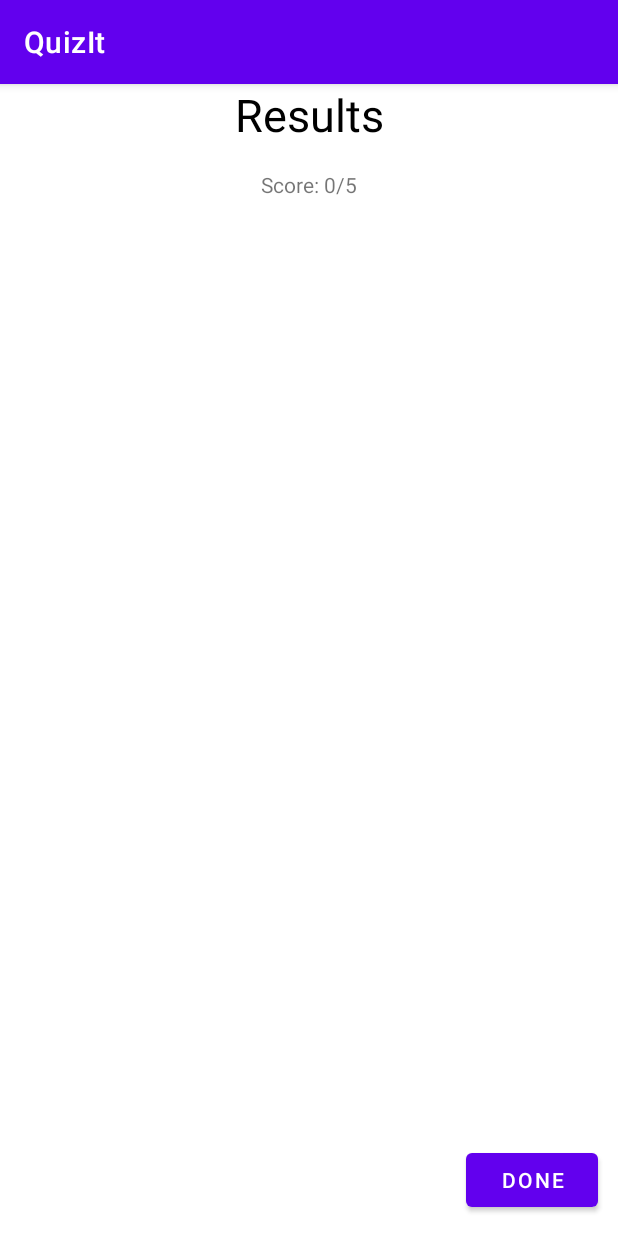
After one commit to Adrian-Mok15/QuizIt, an Android app: the ResultsActivity screen opened directly, with no data from a screen before it, on a phone screen of 412 x 824 dp. The commit adds this screen. Run offline under Robolectric (Android 15) with nearby library versions, the phone set to English and light mode, and no system bars; 1 statement that could not run was skipped.

Commit message:
Quiz results page, settings page

```diff
--- a/app/src/main/AndroidManifest.xml
+++ b/app/src/main/AndroidManifest.xml
@@ -13,7 +13,9 @@
         android:roundIcon="@mipmap/ic_launcher_round"
         android:supportsRtl="true"
         android:theme="@style/Theme.QuizIt">
-        <activity android:name=".DetailActivity"></activity>
+        <activity android:name=".SettingsActivity"></activity>
+        <activity android:name=".ResultsActivity" />
+        <activity android:name=".DetailActivity" />
         <activity android:name=".RegisterActivity" />
         <activity android:name=".LoginActivity">
             <intent-filter>
--- /dev/null
+++ b/app/src/main/java/com/example/quizit/ResultAdapter.java
@@ -0,0 +1,68 @@
+package com.example.quizit;
+
+import android.content.Context;
+import android.view.LayoutInflater;
+import android.view.View;
+import android.view.ViewGroup;
+import android.widget.TextView;
+
+import androidx.annotation.NonNull;
+import androidx.recyclerview.widget.RecyclerView;
+
+import java.util.ArrayList;
+
+public class ResultAdapter extends RecyclerView.Adapter<ResultAdapter.ViewHolder> {
+
+    private Context context;
+    private ArrayList<String> questions;
+    private ArrayList<String> selected;
+    private ArrayList<String> correct;
+
+    public ResultAdapter(Context context, ArrayList<String> questions, ArrayList<String> selected, ArrayList<String> correct) {
+        this.context = context;
+        this.questions = questions;
+        this.selected = selected;
+        this.correct = correct;
+    }
+
+    @NonNull
+    @Override
+    public ViewHolder onCreateViewHolder(@NonNull ViewGroup parent, int viewType) {
+        View view = LayoutInflater.from(context).inflate(R.layout.item_result, parent, false);
+        return new ViewHolder(view);
+    }
+
+    @Override
+    public void onBindViewHolder(@NonNull ViewHolder holder, int position) {
+        String question = questions.get(position);
+        String select = selected.get(position);
+        String corr = correct.get(position);
+        holder.bind(question, select, corr);
+    }
+
+
+    @Override
+    public int getItemCount() {
+        return questions.size();
+    }
+
+    class ViewHolder extends RecyclerView.ViewHolder{
+
+        private TextView tvQuestion;
+        private TextView tvSelected;
+        private TextView tvCorrect;
+
+        public ViewHolder(@NonNull View itemView) {
+            super(itemView);
+            tvQuestion = itemView.findViewById(R.id.tvQuestion);
+            tvSelected = itemView.findViewById(R.id.tvSelected);
+            tvCorrect = itemView.findViewById(R.id.tvCorrect);
+        }
+
+        public void bind(String question, String select, String corr) {
+            tvQuestion.setText("Question: " + question);
+            tvSelected.setText("Selected Answer: " + select);
+            tvCorrect.setText("Correct Answer: " + corr);
+        }
+    }
+}
--- /dev/null
+++ b/app/src/main/java/com/example/quizit/ResultsActivity.java
@@ -0,0 +1,55 @@
+package com.example.quizit;
+
+import androidx.appcompat.app.AppCompatActivity;
+import androidx.recyclerview.widget.LinearLayoutManager;
+import androidx.recyclerview.widget.RecyclerView;
+
+import android.content.Intent;
+import android.os.Bundle;
+import android.util.Log;
+import android.view.View;
+import android.widget.Button;
+import android.widget.TextView;
+
+import org.w3c.dom.Text;
+
+import java.util.ArrayList;
+
+public class ResultsActivity extends AppCompatActivity {
+
+    public static final String TAG = "ResultsActivity";
+    private Button btnDone;
+    private TextView tvScore;
+    private RecyclerView rvResults;
+    protected ResultAdapter adapter;
+
+    @Override
+    protected void onCreate(Bundle savedInstanceState) {
+        super.onCreate(savedInstanceState);
+        setContentView(R.layout.activity_results);
+
+        tvScore = findViewById(R.id.tvScore);
+        btnDone = findViewById(R.id.btnDone);
+
+        int score = getIntent().getIntExtra("score", 0);
+        ArrayList<String> questions = getIntent().getStringArrayListExtra("questions");
+        ArrayList<String> user_answers = getIntent().getStringArrayListExtra("user_answers");
+        ArrayList<String> correct_answers = getIntent().getStringArrayListExtra("correct_answers");
+        rvResults = findViewById(R.id.rvResults);
+        adapter = new ResultAdapter(this, questions, user_answers, correct_answers);
+        rvResults.setAdapter(adapter);
+        rvResults.setLayoutManager(new LinearLayoutManager(this));
+
+        tvScore.setText("Score: " + Integer.toString(score) + "/5");
+
+
+        btnDone.setOnClickListener(new View.OnClickListener() {
+            @Override
+            public void onClick(View v) {
+                Intent i = new Intent(ResultsActivity.this, MainActivity.class);
+                startActivity(i);
+            }
+        });
+        Log.i(TAG, "score: " + score + "\nquestions: " + questions + "\nuser_answers" + user_answers);
+    }
+}
--- /dev/null
+++ b/app/src/main/res/layout/activity_results.xml
@@ -0,0 +1,188 @@
+<?xml version="1.0" encoding="utf-8"?>
+<RelativeLayout xmlns:android="http://schemas.android.com/apk/res/android"
+    xmlns:app="http://schemas.android.com/apk/res-auto"
+    xmlns:tools="http://schemas.android.com/tools"
+    android:layout_width="match_parent"
+    android:layout_height="match_parent"
+    tools:context=".ResultsActivity">
+
+<!--    <TextView-->
+<!--        android:id="@+id/tvQuestionOne"-->
+<!--        android:layout_width="wrap_content"-->
+<!--        android:layout_height="wrap_content"-->
+<!--        android:layout_alignParentStart="true"-->
+<!--        android:layout_alignParentTop="true"-->
+<!--        android:layout_marginStart="0dp"-->
+<!--        android:layout_marginTop="93dp"-->
+<!--        tools:text="Question: " />-->
+
+<!--    <TextView-->
+<!--        android:id="@+id/tvCorrectOne"-->
+<!--        android:layout_width="wrap_content"-->
+<!--        android:layout_height="wrap_content"-->
+<!--        android:layout_below="@+id/tvSelectedOne"-->
+<!--        android:layout_alignParentStart="true"-->
+<!--        android:layout_marginTop="1dp"-->
+<!--        tools:text="Correct Answer:" />-->
+
+<!--    <TextView-->
+<!--        android:id="@+id/tvSelectedOne"-->
+<!--        android:layout_width="wrap_content"-->
+<!--        android:layout_height="wrap_content"-->
+<!--        android:layout_below="@+id/tvQuestionOne"-->
+<!--        android:layout_alignParentStart="true"-->
+<!--        android:layout_marginTop="1dp"-->
+<!--        tools:text="Selected Answer:" />-->
+
+<!--    <TextView-->
+<!--        android:id="@+id/tvQuestionTwo"-->
+<!--        android:layout_width="wrap_content"-->
+<!--        android:layout_height="wrap_content"-->
+<!--        android:layout_below="@+id/tvCorrectOne"-->
+<!--        android:layout_alignParentStart="true"-->
+<!--        android:layout_marginTop="15dp"-->
+<!--        tools:text="Question: " />-->
+
+<!--    <TextView-->
+<!--        android:id="@+id/tvCorrectTwo"-->
+<!--        android:layout_width="wrap_content"-->
+<!--        android:layout_height="wrap_content"-->
+<!--        android:layout_below="@+id/tvSelectedTwo"-->
+<!--        android:layout_alignParentStart="true"-->
+<!--        android:layout_marginStart="0dp"-->
+<!--        android:layout_marginTop="1dp"-->
+<!--        tools:text="Correct Answer:" />-->
+
+<!--    <TextView-->
+<!--        android:id="@+id/tvSelectedTwo"-->
+<!--        android:layout_width="wrap_content"-->
+<!--        android:layout_height="wrap_content"-->
+<!--        android:layout_below="@+id/tvQuestionTwo"-->
+<!--        android:layout_alignParentStart="true"-->
+<!--        android:layout_marginTop="1dp"-->
+<!--        tools:text="Selected Answer:" />-->
+
+<!--    <TextView-->
+<!--        android:id="@+id/tvQuestionThree"-->
+<!--        android:layout_width="wrap_content"-->
+<!--        android:layout_height="wrap_content"-->
+<!--        android:layout_below="@+id/tvCorrectTwo"-->
+<!--        android:layout_alignParentStart="true"-->
+<!--        android:layout_marginTop="15dp"-->
+<!--        tools:text="Question: " />-->
+
+<!--    <TextView-->
+<!--        android:id="@+id/tvCorrectThree"-->
+<!--        android:layout_width="wrap_content"-->
+<!--        android:layout_height="wrap_content"-->
+<!--        android:layout_below="@+id/tvSelectedThree"-->
+<!--        android:layout_alignParentStart="true"-->
+<!--        android:layout_marginStart="0dp"-->
+<!--        android:layout_marginTop="1dp"-->
+<!--        tools:text="Correct Answer:" />-->
+
+<!--    <TextView-->
+<!--        android:id="@+id/tvSelectedThree"-->
+<!--        android:layout_width="wrap_content"-->
+<!--        android:layout_height="wrap_content"-->
+<!--        android:layout_below="@+id/tvQuestionThree"-->
+<!--        android:layout_alignParentStart="true"-->
+<!--        android:layout_marginTop="1dp"-->
+<!--        tools:text="Selected Answer:" />-->
+
+<!--    <TextView-->
+<!--        android:id="@+id/tvQuestionFour"-->
+<!--        android:layout_width="wrap_content"-->
+<!--        android:layout_height="wrap_content"-->
+<!--        android:layout_below="@+id/tvCorrectThree"-->
+<!--        android:layout_alignParentStart="true"-->
+<!--        android:layout_marginTop="15dp"-->
+<!--        tools:text="Question: " />-->
+
+<!--    <TextView-->
+<!--        android:id="@+id/tvCorrectFour"-->
+<!--        android:layout_width="wrap_content"-->
+<!--        android:layout_height="wrap_content"-->
+<!--        android:layout_below="@+id/tvSelectedFour"-->
+<!--        android:layout_alignParentStart="true"-->
+<!--        android:layout_marginStart="0dp"-->
+<!--        android:layout_marginTop="1dp"-->
+<!--        tools:text="Correct Answer:" />-->
+
+<!--    <TextView-->
+<!--        android:id="@+id/tvSelectedFour"-->
+<!--        android:layout_width="wrap_content"-->
+<!--        android:layout_height="wrap_content"-->
+<!--        android:layout_below="@+id/tvQuestionFour"-->
+<!--        android:layout_alignParentStart="true"-->
+<!--        android:layout_marginTop="1dp"-->
+<!--        tools:text="Selected Answer:" />-->
+
+<!--    <TextView-->
+<!--        android:id="@+id/tvQuestionFive"-->
+<!--        android:layout_width="wrap_content"-->
+<!--        android:layout_height="wrap_content"-->
+<!--        android:layout_below="@+id/tvCorrectFour"-->
+<!--        android:layout_alignParentStart="true"-->
+<!--        android:layout_marginTop="15dp"-->
+<!--        tools:text="Question: " />-->
+
+<!--    <TextView-->
+<!--        android:id="@+id/tvCorrectFive"-->
+<!--        android:layout_width="wrap_content"-->
+<!--        android:layout_height="wrap_content"-->
+<!--        android:layout_below="@+id/tvSelectedFive"-->
+<!--        android:layout_alignParentStart="true"-->
+<!--        android:layout_marginStart="0dp"-->
+<!--        android:layout_marginTop="1dp"-->
+<!--        tools:text="Correct Answer:" />-->
+
+<!--    <TextView-->
+<!--        android:id="@+id/tvSelectedFive"-->
+<!--        android:layout_width="wrap_content"-->
+<!--        android:layout_height="wrap_content"-->
+<!--        android:layout_below="@+id/tvQuestionFive"-->
+<!--        android:layout_alignParentStart="true"-->
+<!--        android:layout_marginTop="1dp"-->
+<!--        tools:text="Selected Answer:" />-->
+
+    <TextView
+        android:id="@+id/tvResults"
+        android:layout_width="match_parent"
+        android:layout_height="wrap_content"
+        android:layout_weight="1"
+        android:gravity="center_horizontal"
+        android:paddingBottom="10dp"
+        android:text="Results"
+        android:textColor="#000000"
+        android:textSize="30sp" />
+
+    <Button
+        android:id="@+id/btnDone"
+        android:layout_width="wrap_content"
+        android:layout_height="wrap_content"
+        android:layout_alignParentEnd="true"
+        android:layout_alignParentBottom="true"
+        android:layout_marginEnd="13dp"
+        android:layout_marginBottom="13dp"
+        android:text="Done" />
+
+    <TextView
+        android:id="@+id/tvScore"
+        android:layout_width="wrap_content"
+        android:layout_height="wrap_content"
+        android:layout_alignParentTop="true"
+        android:layout_centerHorizontal="true"
+        android:layout_marginTop="57dp"
+        tools:text="Score: 8/10" />
+
+    <androidx.recyclerview.widget.RecyclerView
+        android:id="@+id/rvResults"
+        android:layout_width="match_parent"
+        android:layout_height="match_parent"
+        android:layout_above="@+id/btnDone"
+        android:layout_below="@+id/tvScore"
+        android:layout_marginTop="5dp"
+        android:layout_marginBottom="5dp" />
+
+</RelativeLayout>
```
Also changed, not shown: app/src/main/java/com/example/quizit/DetailActivity.java (+46 -71 lines), app/src/main/java/com/example/quizit/SettingsActivity.java (added, +14 -0 lines), app/src/main/java/com/example/quizit/fragments/ProfileFragment.java (+11 -0 lines), app/src/main/res/layout/activity_settings.xml (added, +22 -0 lines), app/src/main/res/layout/fragment_profile.xml (+22 -10 lines), app/src/main/res/layout/item_result.xml (added, +35 -0 lines).
